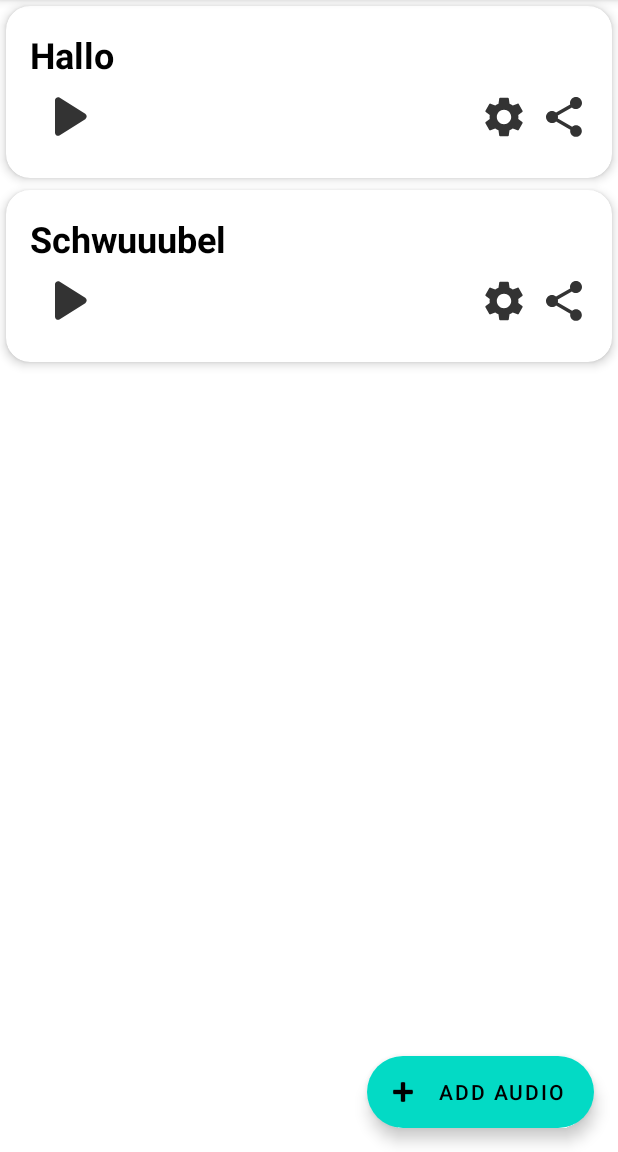
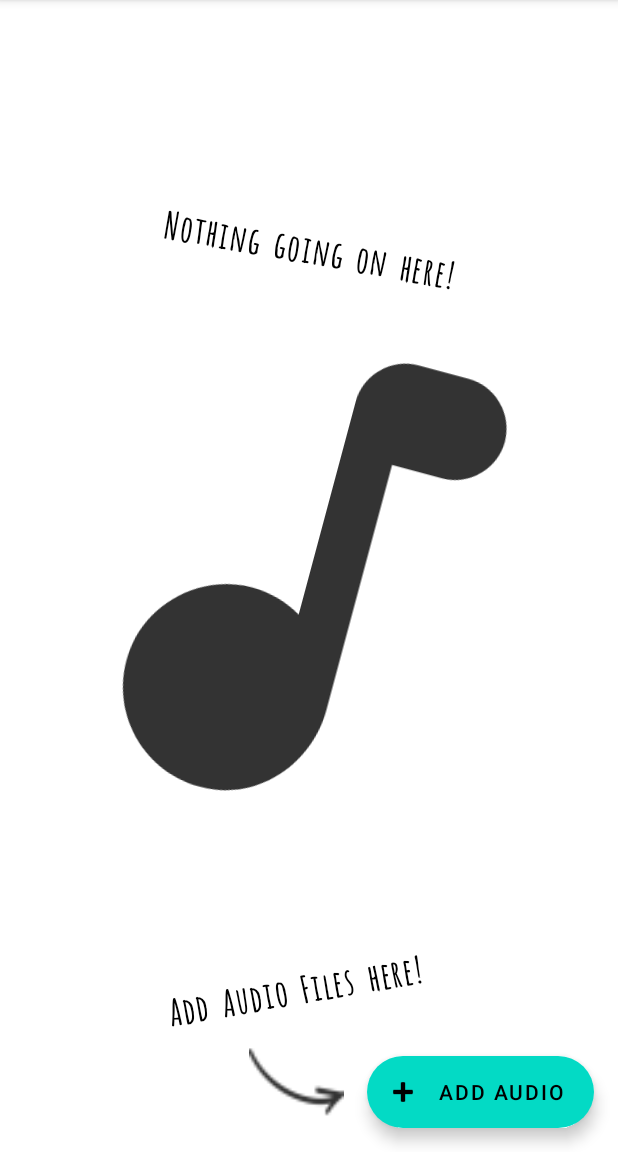
Before and after one commit to la-urin/audio-cutter, an Android app: the screen it shows after launch (MainActivity), on a phone screen of 412 x 824 dp, the part 84-1236 px from its top. Run offline under Robolectric (Android 15) with nearby library versions, the phone set to English and light mode, and no system bars; our stand-ins replace Room's generated code.

Commit message:
empty list fragment

```diff
--- a/app/src/main/java/ch/ost/rj/mge/audio_cutter/activities/MainActivity.java
+++ b/app/src/main/java/ch/ost/rj/mge/audio_cutter/activities/MainActivity.java
@@ -7,6 +7,7 @@ import android.os.Bundle;
 import androidx.activity.result.ActivityResultLauncher;
 import androidx.activity.result.contract.ActivityResultContracts;
 import androidx.appcompat.app.AppCompatActivity;
+import androidx.fragment.app.Fragment;
 
 import com.google.android.material.floatingactionbutton.ExtendedFloatingActionButton;
 
@@ -14,6 +15,7 @@ import java.io.File;
 
 import ch.ost.rj.mge.audio_cutter.R;
 import ch.ost.rj.mge.audio_cutter.fragments.AudioListFragment;
+import ch.ost.rj.mge.audio_cutter.fragments.EmptyListFragment;
 import ch.ost.rj.mge.audio_cutter.model.Audio;
 import ch.ost.rj.mge.audio_cutter.model.AudioRepository;
 
@@ -26,11 +28,11 @@ public class MainActivity extends AppCompatActivity {
         super.onCreate(savedInstanceState);
         setContentView(R.layout.activity_main);
 
-        AudioListFragment audioListFragment = AudioListFragment.create();
+        Fragment fragment = AudioRepository.getInstance().isEmpty() ? EmptyListFragment.create() : AudioListFragment.create();
 
         getSupportFragmentManager()
                 .beginTransaction()
-                .add(R.id.audio_list_container, audioListFragment)
+                .add(R.id.audio_list_container, fragment)
                 .commit();
 
         ExtendedFloatingActionButton fab = findViewById(R.id.fab_add);
--- /dev/null
+++ b/app/src/main/java/ch/ost/rj/mge/audio_cutter/fragments/EmptyListFragment.java
@@ -0,0 +1,28 @@
+package ch.ost.rj.mge.audio_cutter.fragments;
+
+import android.os.Bundle;
+
+import androidx.fragment.app.Fragment;
+
+import android.view.LayoutInflater;
+import android.view.View;
+import android.view.ViewGroup;
+
+import ch.ost.rj.mge.audio_cutter.R;
+
+public class EmptyListFragment extends Fragment {
+
+    public static EmptyListFragment create() {
+        return new EmptyListFragment();
+    }
+
+    @Override
+    public void onCreate(Bundle savedInstanceState) {
+        super.onCreate(savedInstanceState);
+    }
+
+    @Override
+    public View onCreateView(LayoutInflater inflater, ViewGroup container, Bundle savedInstanceState) {
+        return inflater.inflate(R.layout.fragment_empty_list, container, false);
+    }
+}
--- a/app/src/main/java/ch/ost/rj/mge/audio_cutter/model/AudioRepository.java
+++ b/app/src/main/java/ch/ost/rj/mge/audio_cutter/model/AudioRepository.java
@@ -23,11 +23,6 @@ public class AudioRepository extends Observable {
 
     private AudioRepository(Context context) {
         database = Room.databaseBuilder(context, AudioDatabase.class, "audio-cutter.db").allowMainThreadQueries().build();
-
-        if (getAudios().size() == 0) {
-            addAudio("Hallo", "asdf");
-            addAudio("Schwuuubel", "jklö");
-        }
     }
 
     public List<Audio> getAudios() {
@@ -49,4 +44,8 @@ public class AudioRepository extends Observable {
 
         return audio;
     }
+
+    public boolean isEmpty() {
+        return database.audioDao().getCount() == 0;
+    }
 }
--- a/app/src/main/java/ch/ost/rj/mge/audio_cutter/model/storage/AudioDao.java
+++ b/app/src/main/java/ch/ost/rj/mge/audio_cutter/model/storage/AudioDao.java
@@ -15,4 +15,7 @@ public interface AudioDao {
 
     @Insert
     void insert(Audio audio);
+
+    @Query("SELECT count(*) FROM audio")
+    int getCount();
 }
--- /dev/null
+++ b/app/src/main/res/drawable-anydpi/ic_music.xml
@@ -0,0 +1,11 @@
+<vector xmlns:android="http://schemas.android.com/apk/res/android"
+    android:width="24dp"
+    android:height="24dp"
+    android:viewportWidth="24"
+    android:viewportHeight="24"
+    android:tint="#000000"
+    android:alpha="0.8">
+  <path
+      android:fillColor="@android:color/white"
+      android:pathData="M12,5v8.55c-0.94,-0.54 -2.1,-0.75 -3.33,-0.32 -1.34,0.48 -2.37,1.67 -2.61,3.07 -0.46,2.74 1.86,5.08 4.59,4.65 1.96,-0.31 3.35,-2.11 3.35,-4.1V7h2c1.1,0 2,-0.9 2,-2s-0.9,-2 -2,-2h-2c-1.1,0 -2,0.9 -2,2z"/>
+</vector>
--- a/app/src/main/res/layout/activity_main.xml
+++ b/app/src/main/res/layout/activity_main.xml
@@ -4,8 +4,6 @@
     xmlns:tools="http://schemas.android.com/tools"
     android:layout_width="match_parent"
     android:layout_height="match_parent"
-    android:clickable="true"
-    android:focusable="true"
     tools:context=".activities.MainActivity">
 
     <FrameLayout
--- /dev/null
+++ b/app/src/main/res/layout/fragment_empty_list.xml
@@ -0,0 +1,75 @@
+<?xml version="1.0" encoding="utf-8"?>
+<androidx.constraintlayout.widget.ConstraintLayout xmlns:android="http://schemas.android.com/apk/res/android"
+    xmlns:app="http://schemas.android.com/apk/res-auto"
+    xmlns:tools="http://schemas.android.com/tools"
+    android:layout_width="match_parent"
+    android:layout_height="match_parent"
+    android:clickable="true"
+    android:focusable="true"
+    tools:context=".fragments.EmptyListFragment">
+
+    <ImageView
+        android:id="@+id/imageView"
+        android:layout_width="match_parent"
+        android:layout_height="0dp"
+        android:contentDescription="@string/empty_list_background_image"
+        android:rotation="15"
+        android:src="@drawable/ic_music"
+        android:theme="@style/IconTheme"
+        app:layout_constraintBottom_toBottomOf="parent"
+        app:layout_constraintEnd_toEndOf="parent"
+        app:layout_constraintStart_toStartOf="parent"
+        app:layout_constraintTop_toTopOf="parent" />
+
+    <ImageView
+        android:id="@+id/arrow"
+        android:layout_width="94dp"
+        android:layout_height="63dp"
+        android:contentDescription="@string/empty_list_arrow"
+        android:rotationY="180"
+        android:src="@drawable/ic_arrow"
+        app:layout_constraintBottom_toBottomOf="@+id/invisible_fab"
+        app:layout_constraintEnd_toStartOf="@+id/invisible_fab" />
+
+    <TextView
+        android:id="@+id/empty_list_info1"
+        android:layout_width="wrap_content"
+        android:layout_height="wrap_content"
+        android:layout_marginBottom="12dp"
+        android:fontFamily="@font/amatica_sc"
+        android:rotation="-10"
+        android:text="@string/empty_list_info1"
+        android:textSize="@dimen/card_title_size"
+        android:textStyle="bold"
+        app:layout_constraintBottom_toTopOf="@+id/arrow"
+        app:layout_constraintEnd_toEndOf="@+id/arrow"
+        app:layout_constraintHorizontal_bias="0.524"
+        app:layout_constraintStart_toStartOf="@+id/arrow" />
+
+    <TextView
+        android:id="@+id/empty_list_info2"
+        android:layout_width="wrap_content"
+        android:layout_height="wrap_content"
+        android:fontFamily="@font/amatica_sc"
+        android:rotation="10"
+        android:text="@string/empyt_list_info2"
+        android:textSize="@dimen/card_title_size"
+        android:textStyle="bold"
+        app:layout_constraintBottom_toBottomOf="parent"
+        app:layout_constraintEnd_toEndOf="parent"
+        app:layout_constraintStart_toStartOf="parent"
+        app:layout_constraintTop_toTopOf="parent"
+        app:layout_constraintVertical_bias="0.2" />
+
+    <com.google.android.material.floatingactionbutton.ExtendedFloatingActionButton
+        android:id="@+id/invisible_fab"
+        android:layout_width="wrap_content"
+        android:layout_height="wrap_content"
+        android:layout_margin="@dimen/distance_between_controls_2x"
+        android:text="@string/add_audio"
+        android:visibility="invisible"
+        app:icon="@android:drawable/ic_input_add"
+        app:layout_constraintBottom_toBottomOf="parent"
+        app:layout_constraintEnd_toEndOf="parent" />
+
+</androidx.constraintlayout.widget.ConstraintLayout>
--- a/app/src/main/res/values/strings.xml
+++ b/app/src/main/res/values/strings.xml
@@ -6,4 +6,8 @@
     <string name="play_audio_button">Play Audio Button</string>
     <string name="setting_audio_button">Set Audio As Buttion</string>
     <string name="share_audio_button">Share Audio Button</string>
+    <string name="empty_list_info1">Add Audio Files here!</string>
+    <string name="empty_list_background_image">Background image music note</string>
+    <string name="empty_list_arrow">Arrow</string>
+    <string name="empyt_list_info2">Nothing going on here!</string>
 </resources>
```
Also changed, not shown: app/src/main/res/drawable-hdpi/ic_arrow.png (added), app/src/main/res/drawable-mdpi/ic_arrow.png (added), app/src/main/res/drawable-xhdpi/ic_arrow.png (added), app/src/main/res/drawable-xxhdpi/ic_arrow.png (added), app/src/main/res/drawable-xxxhdpi/ic_arrow.png (added), app/src/main/res/font/amatica_sc.ttf (added).
